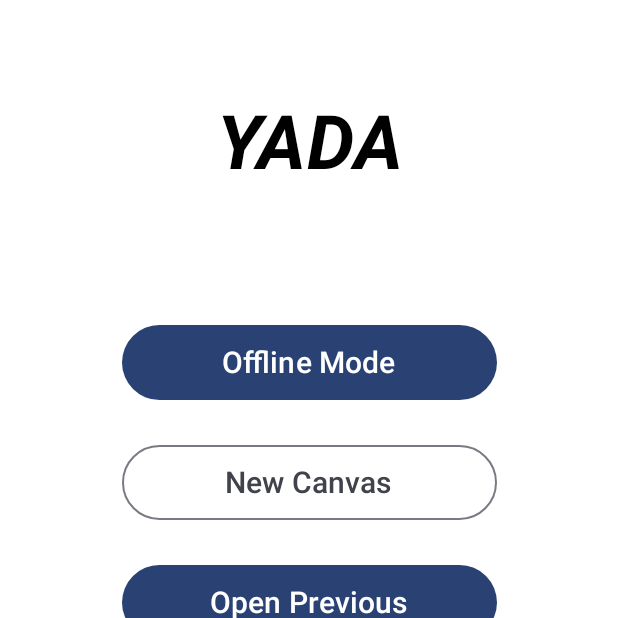
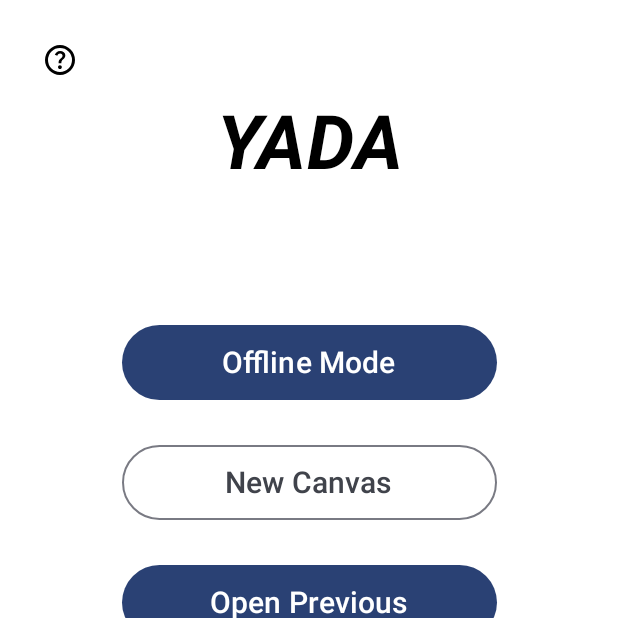
Before and after one commit to sohaib-nadeem/YADA, an Android app built with Jetpack Compose: the screen it shows after launch (MainActivity), on a phone screen of 412 x 824 dp, the top half of it. Run offline under Robolectric (Android 15) with nearby library versions, the phone set to English and light mode, and no system bars; our stand-ins replace constraintlayout-compose.

Commit message:
Added help button & instructions page

```diff
--- a/app/src/main/java/ca/uwaterloo/cs346project/ui/home/HomeScreen.kt
+++ b/app/src/main/java/ca/uwaterloo/cs346project/ui/home/HomeScreen.kt
@@ -1,5 +1,6 @@
 package ca.uwaterloo.cs346project.ui.home
 
+import android.annotation.SuppressLint
 import android.content.Context
 import android.content.res.Configuration
 import android.widget.Toast
@@ -18,10 +19,13 @@ import androidx.compose.foundation.layout.height
 import androidx.compose.foundation.layout.offset
 import androidx.compose.foundation.layout.padding
 import androidx.compose.foundation.layout.width
+import androidx.compose.foundation.shape.CircleShape
 import androidx.compose.foundation.shape.RoundedCornerShape
 import androidx.compose.material3.Button
 import androidx.compose.material3.CircularProgressIndicator
 import androidx.compose.material3.ExperimentalMaterial3Api
+import androidx.compose.material3.Icon
+import androidx.compose.material3.IconButton
 import androidx.compose.material3.MaterialTheme
 import androidx.compose.material3.OutlinedButton
 import androidx.compose.material3.OutlinedTextField
@@ -50,6 +54,9 @@ import kotlinx.coroutines.Dispatchers
 import kotlinx.coroutines.GlobalScope
 import kotlinx.coroutines.launch
 import kotlinx.coroutines.withContext
+import androidx.compose.ui.res.painterResource
+import ca.uwaterloo.cs346project.R
+import ca.uwaterloo.cs346project.ui.util.openPdfFromAssets
 
 fun makeToast(context: Context, text: String){
     Toast.makeText(context, text, Toast.LENGTH_SHORT).show()
@@ -70,12 +77,14 @@ fun DynamicUI(setPage: (PageType) -> Unit) {
     }
 }
 
+    @SuppressLint("RememberReturnType")
     @OptIn(ExperimentalMaterial3Api::class)
     @Composable
     fun PortraitUI(setPage: (PageType) -> Unit) {
         var joinSessionID by remember { mutableStateOf("") }
         val context = LocalContext.current
         var loading by remember { mutableStateOf(false) }
+
         ConstraintLayout(
             modifier = Modifier
                 .fillMaxSize()
@@ -240,6 +249,18 @@ fun PortraitUI(setPage: (PageType) -> Unit) {
                     )
                 }
             }
+
+            IconButton(onClick = {
+                openPdfFromAssets(context, "instructions.pdf")
+            }) {
+                Icon(painterResource(id = R.drawable.help_24px), contentDescription = "Help", modifier = Modifier
+                    .background(
+                        color = Color.White,
+                        shape = CircleShape,
+                    )
+                    .padding(5.dp)
+                )
+            }
         }
     }
 @OptIn(ExperimentalMaterial3Api::class)
@@ -402,5 +423,17 @@ fun LandscapeUI(setPage: (PageType) -> Unit) {
             )
         }
 
+        IconButton(onClick = {
+            openPdfFromAssets(context, "instructions.pdf")
+        }) {
+            Icon(painterResource(id = R.drawable.help_24px), contentDescription = "Help", modifier = Modifier
+                .background(
+                    color = Color.White,
+                    shape = CircleShape,
+                )
+                .padding(5.dp)
+            )
+        }
+
     }
 }
--- /dev/null
+++ b/app/src/main/res/drawable/help_24px.xml
@@ -0,0 +1,10 @@
+<vector xmlns:android="http://schemas.android.com/apk/res/android"
+    android:width="24dp"
+    android:height="24dp"
+    android:viewportWidth="960"
+    android:viewportHeight="960"
+    android:autoMirrored="true">
+  <path
+      android:fillColor="@android:color/white"
+      android:pathData="M478,720Q499,720 513.5,705.5Q528,691 528,670Q528,649 513.5,634.5Q499,620 478,620Q457,620 442.5,634.5Q428,649 428,670Q428,691 442.5,705.5Q457,720 478,720ZM442,566L516,566Q516,533 523.5,514Q531,495 566,462Q592,436 607,412.5Q622,389 622,356Q622,300 581,270Q540,240 484,240Q427,240 391.5,270Q356,300 342,342L408,368Q413,350 430.5,329Q448,308 484,308Q516,308 532,325.5Q548,343 548,364Q548,384 536,401.5Q524,419 506,434Q462,473 452,493Q442,513 442,566ZM480,880Q397,880 324,848.5Q251,817 197,763Q143,709 111.5,636Q80,563 80,480Q80,397 111.5,324Q143,251 197,197Q251,143 324,111.5Q397,80 480,80Q563,80 636,111.5Q709,143 763,197Q817,251 848.5,324Q880,397 880,480Q880,563 848.5,636Q817,709 763,763Q709,817 636,848.5Q563,880 480,880ZM480,800Q614,800 707,707Q800,614 800,480Q800,346 707,253Q614,160 480,160Q346,160 253,253Q160,346 160,480Q160,614 253,707Q346,800 480,800ZM480,480Q480,480 480,480Q480,480 480,480Q480,480 480,480Q480,480 480,480Q480,480 480,480Q480,480 480,480Q480,480 480,480Q480,480 480,480Z"/>
+</vector>
--- /dev/null
+++ b/app/src/main/res/xml/file_paths.xml
@@ -0,0 +1,4 @@
+<?xml version="1.0" encoding="utf-8"?>
+<paths xmlns:android="http://schemas.android.com/apk/res/android">
+    <cache-path name="cache" path="/" />
+</paths>
```
Also changed, not shown: app/src/main/AndroidManifest.xml (+9 -0 lines), app/src/main/java/ca/uwaterloo/cs346project/ui/util/PDFViewer.kt (added, +27 -0 lines), 1 other file. Lines whose indentation alone changed are shown as unchanged.
